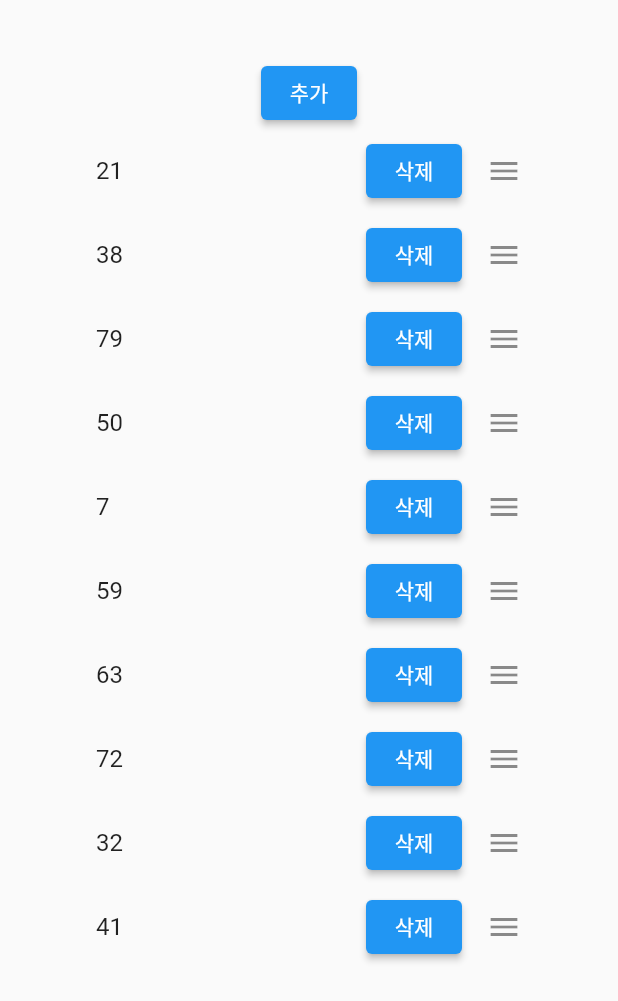
After one commit to pyowonsik/flutter_practice, a Flutter app: the ReorderableListPage screen opened by its route, on a phone screen of 412 x 824 dp. The commit adds this screen. Shown: the top 1001 px of the screen. Run offline on Flutter 3.47's test engine with Material 2 defaults, Android fonts, the phone set to English and light mode, and no system bars; our stand-ins replace freezed_annotation, go_router.

Commit message:
refactor : defaultLayout 추가 material 공통화

```diff
--- /dev/null
+++ b/lib/src/default_layout_widget.dart
@@ -0,0 +1,13 @@
+import 'package:flutter/material.dart';
+
+class DefaultLayoutWidget extends StatelessWidget {
+  final Widget child;
+  const DefaultLayoutWidget({super.key, required this.child});
+
+  @override
+  Widget build(BuildContext context) {
+    return Scaffold(
+      body: child,
+    );
+  }
+}
--- a/lib/src/freezed/freezed_screen.dart
+++ b/lib/src/freezed/freezed_screen.dart
@@ -1,4 +1,5 @@
 import 'package:flutter/material.dart';
+import 'package:flutter_practice/src/default_layout_widget.dart';
 
 import 'package:flutter_practice/src/freezed/exercise.dart';
 
@@ -12,7 +13,7 @@ class FreezedScreen extends StatelessWidget {
     final exercise3 = exercise1.copyWith(name: 'Pull Up');
     final exercise4 = exercise2;
 
-    return Material(
+    return DefaultLayoutWidget(
       child: Column(
         crossAxisAlignment: CrossAxisAlignment.center,
         mainAxisAlignment: MainAxisAlignment.center,
--- a/lib/src/reorederable_list/reorderable_list_page.dart
+++ b/lib/src/reorederable_list/reorderable_list_page.dart
@@ -1,6 +1,7 @@
 import 'dart:math';
 
 import 'package:flutter/material.dart';
+import 'package:flutter_practice/src/default_layout_widget.dart';
 
 class ReorderableListPage extends StatefulWidget {
   const ReorderableListPage({super.key});
@@ -24,8 +25,8 @@ class _ReorderableListState extends State<ReorderableListPage> {
 
   @override
   Widget build(BuildContext context) {
-    return Scaffold(
-      body: Padding(
+    return DefaultLayoutWidget(
+      child: Padding(
         padding: const EdgeInsets.all(8.0),
         child: Column(
           children: [
```
Also changed, not shown: lib/src/union/union_scrren.dart (+3 -5 lines).
